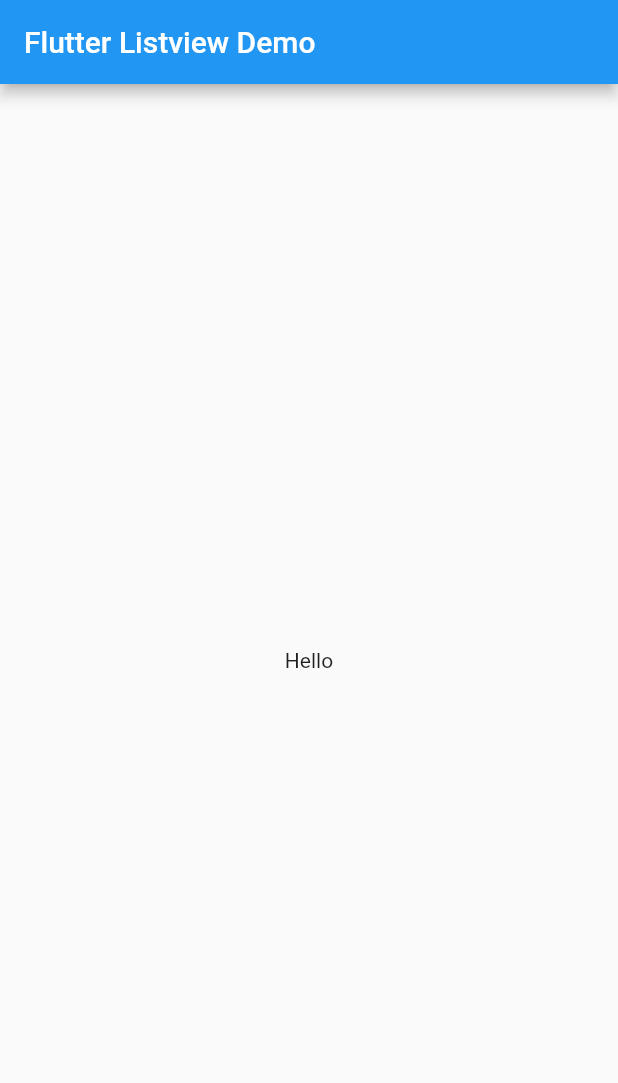
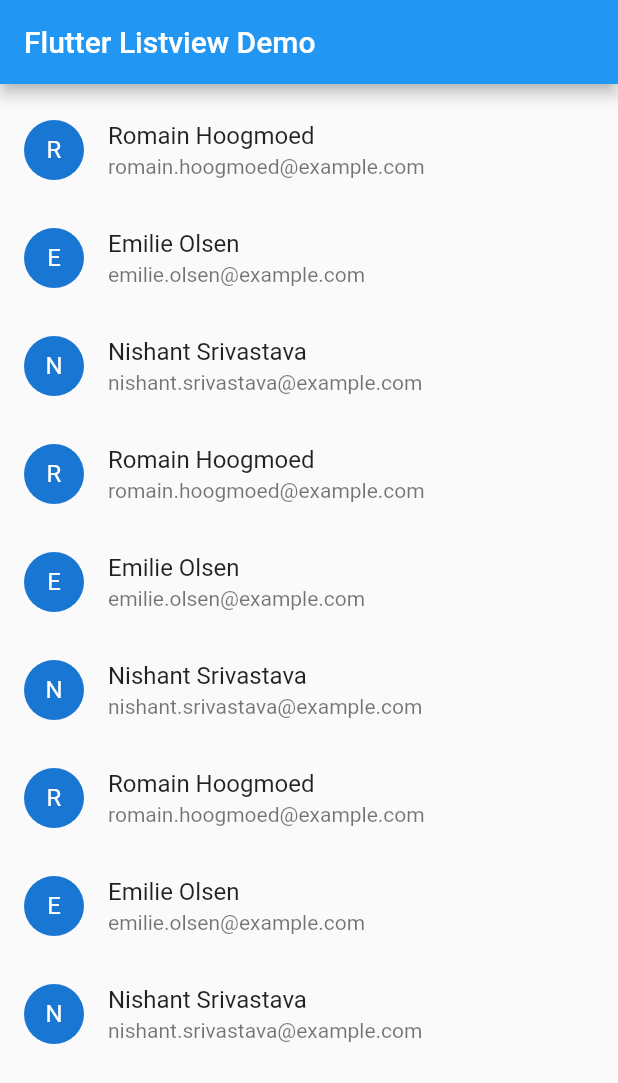
Before and after one commit to luigimicco/flutter_listview, a Flutter app: the screen it shows after launch, on a phone screen of 412 x 824 dp. Shown: the top 1083 px of the screen. Run offline on Flutter 3.47's test engine with Material 2 defaults, Android fonts, the phone set to English and light mode, and no system bars.

Commit message:
add list page

```diff
--- /dev/null
+++ b/lib/model/item.dart
@@ -0,0 +1,6 @@
+class ItemModel {
+  final String fullName;
+  final String email;
+
+  const ItemModel({required this.fullName, required this.email});
+}
--- /dev/null
+++ b/lib/pages/card.dart
@@ -0,0 +1,16 @@
+import 'package:flutter/material.dart';
+import '../model/item.dart';
+
+class CardItem extends StatelessWidget {
+  final ItemModel _itemmodel;
+
+  CardItem(this._itemmodel);
+
+  @override
+  Widget build(BuildContext context) {
+    return ListTile(
+        leading: CircleAvatar(child: Text(_itemmodel.fullName[0])),
+        title: Text(_itemmodel.fullName),
+        subtitle: Text(_itemmodel.email));
+  }
+}
--- a/lib/pages/homepage.dart
+++ b/lib/pages/homepage.dart
@@ -1,4 +1,5 @@
 import 'package:flutter/material.dart';
+import './listviewpage.dart';
 
 class HomePage extends StatelessWidget {
   const HomePage({Key? key, required this.title}) : super(key: key);
@@ -14,9 +15,7 @@ class HomePage extends StatelessWidget {
       appBar: AppBar(
         title: Text(title),
       ),
-      body: const Center(
-          //7
-          child: Text('Hello')),
+      body: ListViewPage(),
     ));
   }
 }
--- /dev/null
+++ b/lib/pages/listitems.dart
@@ -0,0 +1,21 @@
+import 'package:flutter/material.dart';
+import '../model/item.dart';
+import '../pages/card.dart';
+
+class ListItems extends StatelessWidget {
+  final List<ItemModel> _itemmodel;
+
+  ListItems(this._itemmodel);
+
+  @override
+  Widget build(BuildContext context) {
+    return ListView(
+      padding: const EdgeInsets.symmetric(vertical: 8.0),
+      children: _buildItemsList(),
+    );
+  }
+
+  List<CardItem> _buildItemsList() {
+    return _itemmodel.map((item) => CardItem(item)).toList();
+  }
+}
--- /dev/null
+++ b/lib/pages/listviewpage.dart
@@ -0,0 +1,36 @@
+import 'package:flutter/material.dart';
+import './listitems.dart';
+import '../model/item.dart';
+
+class ListViewPage extends StatelessWidget {
+  _buildContactList() {
+    return <ItemModel>[
+      const ItemModel(
+          fullName: 'Romain Hoogmoed', email: 'romain.hoogmoed@example.com'),
+      const ItemModel(
+          fullName: 'Emilie Olsen', email: 'emilie.olsen@example.com'),
+      const ItemModel(
+          fullName: 'Nishant Srivastava',
+          email: 'nishant.srivastava@example.com'),
+      const ItemModel(
+          fullName: 'Romain Hoogmoed', email: 'romain.hoogmoed@example.com'),
+      const ItemModel(
+          fullName: 'Emilie Olsen', email: 'emilie.olsen@example.com'),
+      const ItemModel(
+          fullName: 'Nishant Srivastava',
+          email: 'nishant.srivastava@example.com'),
+      const ItemModel(
+          fullName: 'Romain Hoogmoed', email: 'romain.hoogmoed@example.com'),
+      const ItemModel(
+          fullName: 'Emilie Olsen', email: 'emilie.olsen@example.com'),
+      const ItemModel(
+          fullName: 'Nishant Srivastava',
+          email: 'nishant.srivastava@example.com'),
+    ];
+  }
+
+  @override
+  Widget build(BuildContext context) {
+    return Scaffold(body: ListItems(_buildContactList()));
+  }
+}
```
